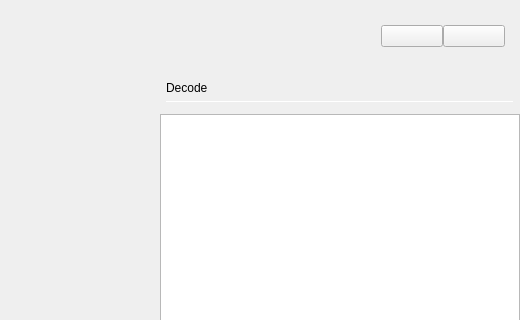
The window that ui/logic_analyzer.ui (analogdevicesinc/scopy) describes before a commit, drawn with Qt 5; both pictures show x 760 to 1280 and y 0 to 320 of the 1280 by 704 pixel window.
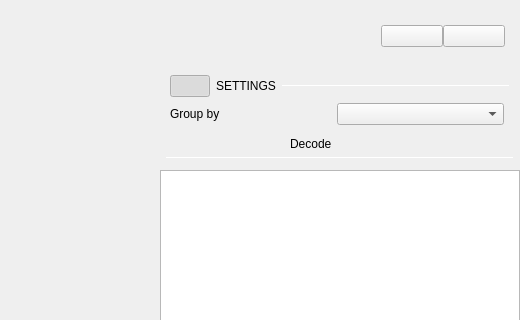
The same window after the commit. Icons and pictures are not drawn. Custom widgets are drawn as their Qt base class.

Commit message: logic analyzer/decoder table: groups messages by a selectable leading message type (primary annotation)

```diff
--- a/ui/logic_analyzer.ui
+++ b/ui/logic_analyzer.ui
@@ -1787,6 +1787,140 @@
                  <property name="bottomMargin">
                   <number>0</number>
                  </property>
+                 <item>
+                  <layout class="QVBoxLayout" name="wDecoderSettingsContainer">
+                   <property name="leftMargin">
+                    <number>10</number>
+                   </property>
+                   <property name="rightMargin">
+                    <number>10</number>
+                   </property>
+                   <item>
+                    <layout class="QHBoxLayout" name="wDecoderSettingsCollapse">
+                     <item>
+                      <widget class="QPushButton" name="btnCollapseSettings">
+                       <property name="maximumSize">
+                        <size>
+                         <width>16777215</width>
+                         <height>16777215</height>
+                        </size>
+                       </property>
+                       <property name="text">
+                        <string/>
+                       </property>
+                       <property name="checkable">
+                        <bool>true</bool>
+                       </property>
+                       <property name="checked">
+                        <bool>true</bool>
+                       </property>
+                       <property name="subsection_arrow_button" stdset="0">
+                        <bool>true</bool>
+                       </property>
+                      </widget>
+                     </item>
+                     <item>
+                      <widget class="QLabel" name="label_16">
+                       <property name="text">
+                        <string>SETTINGS</string>
+                       </property>
+                       <property name="subsection_label" stdset="0">
+                        <bool>true</bool>
+                       </property>
+                      </widget>
+                     </item>
+                     <item>
+                      <widget class="Line" name="line_9">
+                       <property name="sizePolicy">
+                        <sizepolicy hsizetype="Expanding" vsizetype="Fixed">
+                         <horstretch>0</horstretch>
+                         <verstretch>0</verstretch>
+                        </sizepolicy>
+                       </property>
+                       <property name="minimumSize">
+                        <size>
+                         <width>0</width>
+                         <height>1</height>
+                        </size>
+                       </property>
+                       <property name="maximumSize">
+                        <size>
+                         <width>16777215</width>
+                         <height>1</height>
+                        </size>
+                       </property>
+                       <property name="orientation">
+                        <enum>Qt::Horizontal</enum>
+                       </property>
+                       <property name="subsection_line" stdset="0">
+                        <bool>true</bool>
+                       </property>
+                      </widget>
+                     </item>
+                    </layout>
+                   </item>
+                   <item>
+                    <widget class="QWidget" name="wDecoderSettings_2" native="true">
+                     <layout class="QVBoxLayout" name="wDecoderSettings">
+                      <property name="leftMargin">
+                       <number>0</number>
+                      </property>
+                      <property name="topMargin">
+                       <number>0</number>
+                      </property>
+                      <property name="rightMargin">
+                       <number>0</number>
+                      </property>
+                      <property name="bottomMargin">
+                       <number>0</number>
+                      </property>
+                      <item>
+                       <layout class="QHBoxLayout" name="horizontalLayout_12">
+                        <property name="spacing">
+                         <number>0</number>
+                        </property>
+                        <property name="leftMargin">
+                         <number>0</number>
+                        </property>
+                        <property name="rightMargin">
+                         <number>6</number>
+                        </property>
+                        <item>
+                         <widget class="QLabel" name="label_17">
+                          <property name="sizePolicy">
+                           <sizepolicy hsizetype="Preferred" vsizetype="Preferred">
+                            <horstretch>0</horstretch>
+                            <verstretch>0</verstretch>
+                           </sizepolicy>
+                          </property>
+                          <property name="text">
+                           <string>Group by</string>
+                          </property>
+                         </widget>
+                        </item>
+                        <item>
+                         <widget class="QComboBox" name="primaryAnnotationComboBox">
+                          <property name="sizePolicy">
+                           <sizepolicy hsizetype="Preferred" vsizetype="Preferred">
+                            <horstretch>0</horstretch>
+                            <verstretch>0</verstretch>
+                           </sizepolicy>
+                          </property>
+                          <property name="maximumSize">
+                           <size>
+                            <width>16777215</width>
+                            <height>16777215</height>
+                           </size>
+                          </property>
+                         </widget>
+                        </item>
+                       </layout>
+                      </item>
+                     </layout>
+                    </widget>
+                   </item>
+                  </layout>
+                 </item>
                  <item>
                   <layout class="QVBoxLayout" name="verticalLayout_15">
                    <property name="leftMargin">
@@ -1802,14 +1936,27 @@
                     <number>6</number>
                    </property>
                    <item>
-                    <widget class="QLabel" name="decoderTableLabel">
-                     <property name="text">
-                      <string>Decode</string>
-                     </property>
-                     <property name="general_settings_label" stdset="0">
-                      <bool>true</bool>
-                     </property>
-                    </widget>
+                    <layout class="QGridLayout" name="gridLayout_4">
+                     <item row="0" column="0">
+                      <widget class="QLabel" name="decoderTableLabel">
+                       <property name="enabled">
+                        <bool>true</bool>
+                       </property>
+                       <property name="maximumSize">
+                        <size>
+                         <width>100</width>
+                         <height>16777215</height>
+                        </size>
+                       </property>
+                       <property name="text">
+                        <string>Decode</string>
+                       </property>
+                       <property name="general_settings_label" stdset="0">
+                        <bool>true</bool>
+                       </property>
+                      </widget>
+                     </item>
+                    </layout>
                    </item>
                    <item>
                     <widget class="Line" name="line_8">
```
Left out of the diff: 12 changed lines with no effect on the pictures. The commit also changes 6 other files.
